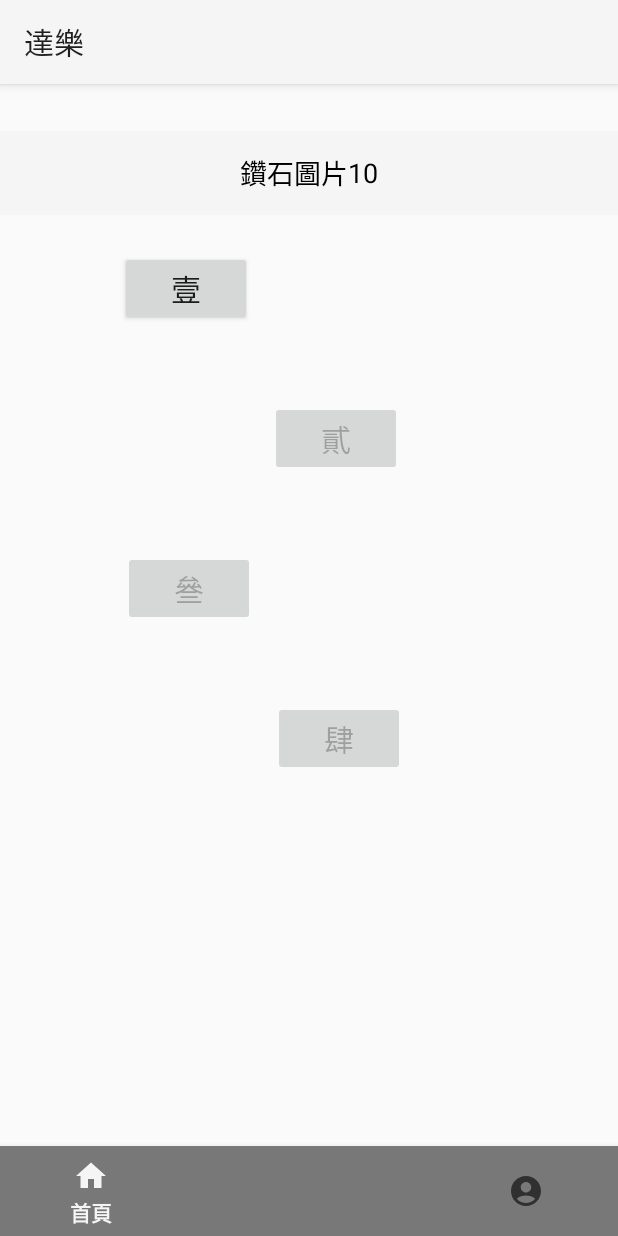
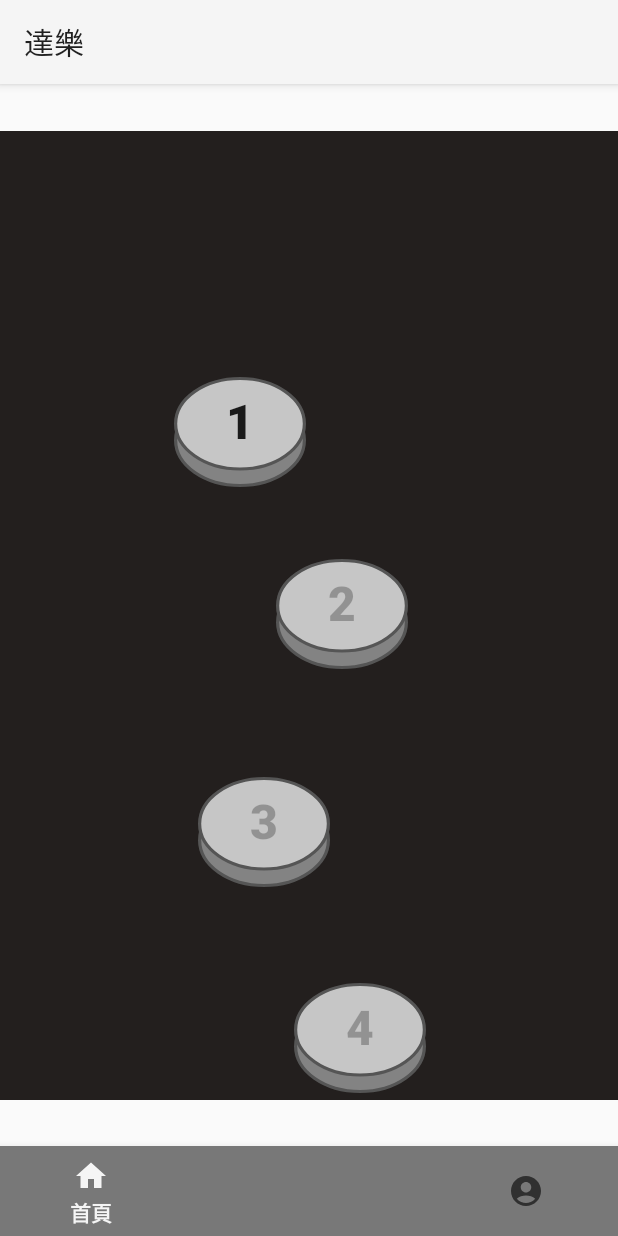
Before and after one commit to YiChi517/DallerApp, an Android app: the HomeFragment screen opened directly, with no data from a screen before it, on a phone screen of 412 x 824 dp. Run offline under Robolectric (Android 15) with nearby library versions, the phone set to English and light mode, and no system bars.

Commit message:
更新Home的Layout

```diff
--- a/app/src/main/res/layout/fragment_home.xml
+++ b/app/src/main/res/layout/fragment_home.xml
@@ -3,54 +3,65 @@
     xmlns:app="http://schemas.android.com/apk/res-auto"
     xmlns:tools="http://schemas.android.com/tools"
     android:layout_width="match_parent"
-    android:layout_height="match_parent">
+    android:layout_height="match_parent"
+    android:background="#231F1E">
 
-    <include
-        layout="@layout/custom_toolbar" />
 
     <Button
         android:id="@+id/level1"
         android:layout_width="wrap_content"
         android:layout_height="wrap_content"
-        android:text="壹"
-        android:textSize="20sp"
-        app:layout_constraintTop_toTopOf="parent"
-        android:layout_marginTop="80dp"
+        android:layout_marginStart="116dp"
+        android:layout_marginTop="164dp"
+        android:background="@drawable/section_btm_gray"
+        android:paddingBottom="15dp"
+        android:text="1"
+        android:textSize="32sp"
+        android:textStyle="bold"
         app:layout_constraintStart_toStartOf="parent"
-        android:layout_marginStart="80dp" />
+        app:layout_constraintTop_toTopOf="parent" />
 
     <Button
         android:id="@+id/level2"
         android:layout_width="wrap_content"
         android:layout_height="wrap_content"
-        android:text="貳"
-        android:textSize="20sp"
-        app:layout_constraintTop_toBottomOf="@id/level1"
-        android:layout_marginTop="50dp"
+        android:layout_marginStart="68dp"
+        android:layout_marginTop="48dp"
+        android:background="@drawable/section_btm_gray"
+        android:paddingBottom="15dp"
+        android:text="2"
+        android:textSize="32sp"
+        android:textStyle="bold"
         app:layout_constraintStart_toStartOf="@id/level1"
-        android:layout_marginStart="100dp" />
+        app:layout_constraintTop_toBottomOf="@id/level1" />
 
     <Button
         android:id="@+id/level3"
         android:layout_width="wrap_content"
         android:layout_height="wrap_content"
-        android:text="叄"
-        android:textSize="20sp"
-        app:layout_constraintTop_toBottomOf="@id/level2"
-        android:layout_marginTop="50dp"
-        app:layout_constraintEnd_toStartOf="@id/level2"
-        android:layout_marginEnd="10dp" />
+        android:layout_marginTop="72dp"
+        android:layout_marginEnd="52dp"
+        android:background="@drawable/section_btm_gray"
+        android:paddingBottom="15dp"
+        android:text="3"
+        android:textSize="32sp"
+        android:textStyle="bold"
+        app:layout_constraintEnd_toEndOf="@+id/level2"
+        app:layout_constraintTop_toBottomOf="@id/level2" />
 
     <Button
         android:id="@+id/level4"
         android:layout_width="wrap_content"
         android:layout_height="wrap_content"
-        android:text="肆"
-        android:textSize="20sp"
-        app:layout_constraintTop_toBottomOf="@id/level3"
-        android:layout_marginTop="50dp"
+        android:layout_marginStart="64dp"
+        android:layout_marginTop="64dp"
+        android:background="@drawable/section_btm_gray"
+        android:paddingBottom="15dp"
+        android:text="4"
+        android:textSize="32sp"
+        android:textStyle="bold"
         app:layout_constraintStart_toStartOf="@id/level3"
-        android:layout_marginStart="100dp" />
+        app:layout_constraintTop_toBottomOf="@id/level3" />
 
 
 </androidx.constraintlayout.widget.ConstraintLayout>
```
